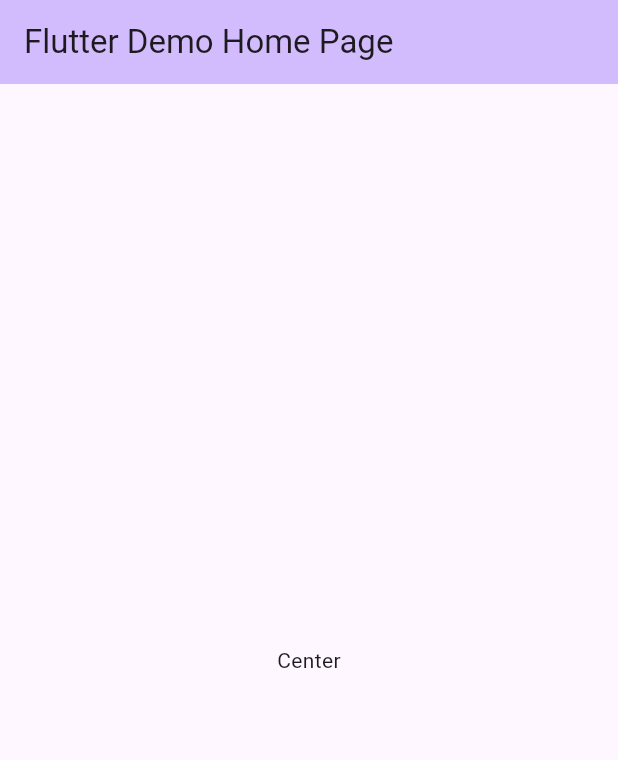
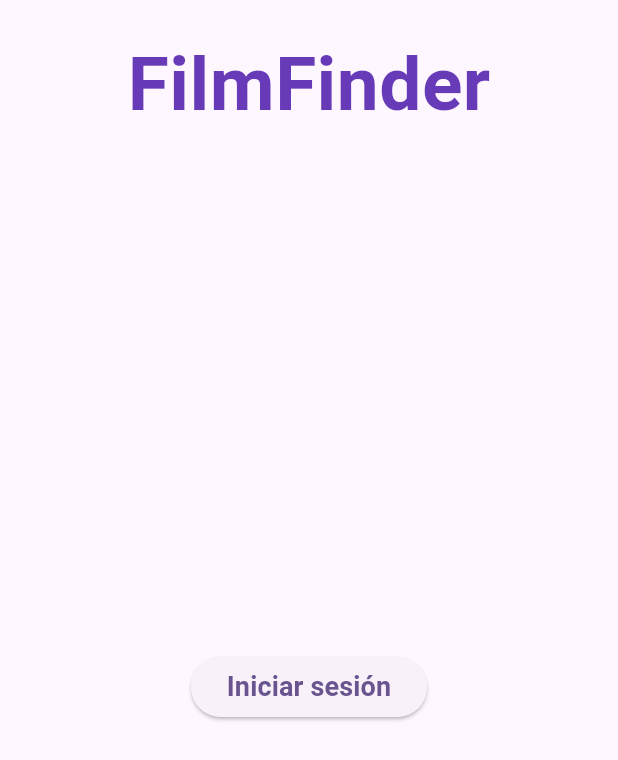
Before and after one commit to UNIZAR-30248-2024-FilmFinder/Film-Finder, a Flutter app: the screen it shows after launch, on a phone screen of 412 x 824 dp. Shown: the top 760 px of the screen. Run offline on Flutter 3.47's test engine with Material 3 defaults, Android fonts, the phone set to English and light mode, and no system bars.

```diff
--- a/lib/main.dart
+++ b/lib/main.dart
@@ -1,6 +1,20 @@
+import 'package:flutter/services.dart';
 import 'package:flutter/material.dart';
+import 'pages/pages/login_screen.dart';
 
 void main() {
+  WidgetsFlutterBinding
+      .ensureInitialized(); // Ensures the initialization of the widgets.
+
+  // It is set in vertical format
+  SystemChrome.setPreferredOrientations([
+    DeviceOrientation.portraitUp,
+  ]).then((_) {
+    runApp(
+      const MyApp(),
+    );
+  });
+
   runApp(const MyApp());
 }
 
@@ -10,38 +24,27 @@ class MyApp extends StatelessWidget {
   @override
   Widget build(BuildContext context) {
     return MaterialApp(
-      title: 'Flutter Demo',
+      title: 'Film Finder',
       theme: ThemeData(
         colorScheme: ColorScheme.fromSeed(seedColor: Colors.deepPurple),
         useMaterial3: true,
       ),
-      home: const MyHomePage(title: 'Flutter Demo Home Page'),
+      home: const RedirectPage(),
     );
   }
 }
 
-class MyHomePage extends StatefulWidget {
-  const MyHomePage({super.key, required this.title});
-
-  final String title;
+class RedirectPage extends StatelessWidget {
+  const RedirectPage({super.key});
 
   @override
-  State<MyHomePage> createState() => _MyHomePageState();
-}
+  Widget build(BuildContext context) {
+    Future.delayed(Duration.zero, () {
+      Navigator.of(context).pushReplacement(
+        MaterialPageRoute(builder: (context) => const LogIn()),
+      );
+    });
 
-class _MyHomePageState extends State<MyHomePage> {
-  @override
-  Widget build(BuildContext context) {
-    return Scaffold(
-      appBar: AppBar(
-        backgroundColor: Theme.of(context).colorScheme.inversePrimary,
-        title: Text(widget.title),
-      ),
-      body: const Center(
-        child: Text(
-          'Center',
-        ),
-      ),
-    );
+    return const Scaffold();
   }
 }
--- /dev/null
+++ b/lib/pages/pages/login_screen.dart
@@ -0,0 +1,48 @@
+import 'package:film_finder/pages/pages/initial_screen.dart';
+import 'package:flutter/material.dart';
+
+class LogIn extends StatelessWidget {
+  const LogIn({super.key});
+
+  @override
+  Widget build(BuildContext context) {
+    // Obtener la altura de la barra de estado
+    double statusBarHeight = MediaQuery.of(context).padding.top;
+
+    return Scaffold(
+      body: Column(
+        mainAxisAlignment: MainAxisAlignment.start,
+        children: [
+          SizedBox(height: statusBarHeight + 20),
+          const Center(
+            child: Text(
+              'FilmFinder',
+              style: TextStyle(
+                fontSize: 50,
+                fontWeight: FontWeight.bold,
+                color: Colors.deepPurple,
+              ),
+            ),
+          ),
+          const Spacer(),
+          ElevatedButton(
+            onPressed: () {
+              Navigator.push(
+                context,
+                MaterialPageRoute(builder: (context) => const InitialScreen()),
+              );
+            },
+            child: const Text(
+              'Iniciar sesión',
+              style: TextStyle(
+                fontSize: 18,
+                fontWeight: FontWeight.bold,
+              ),
+            ),
+          ),
+          const Spacer(),
+        ],
+      ),
+    );
+  }
+}
--- a/pubspec.yaml
+++ b/pubspec.yaml
@@ -2,7 +2,7 @@ name: film_finder
 description: "A new Flutter project."
 # The following line prevents the package from being accidentally published to
 # pub.dev using `flutter pub publish`. This is preferred for private packages.
-publish_to: 'none' # Remove this line if you wish to publish to pub.dev
+publish_to: "none" # Remove this line if you wish to publish to pub.dev
 
 # The following defines the version and build number for your application.
 # A version number is three numbers separated by dots, like 1.2.43
@@ -19,7 +19,7 @@ publish_to: 'none' # Remove this line if you wish to publish to pub.dev
 version: 1.0.0+1
 
 environment:
-  sdk: '>=3.3.0 <4.0.0'
+  sdk: ">=3.3.0 <4.0.0"
 
 # Dependencies specify other packages that your package needs in order to work.
 # To automatically upgrade your package dependencies to the latest versions
@@ -30,7 +30,6 @@ environment:
 dependencies:
   flutter:
     sdk: flutter
-
 
   # The following adds the Cupertino Icons font to your application.
   # Use with the CupertinoIcons class for iOS style icons.
@@ -52,7 +51,6 @@ dev_dependencies:
 
 # The following section is specific to Flutter packages.
 flutter:
-
   # The following line ensures that the Material Icons font is
   # included with your application, so that you can use the icons in
   # the material Icons class.
```
Also changed, not shown: lib/pages/pages/initial_screen.dart (added, +39 -0 lines), 1 other file.
